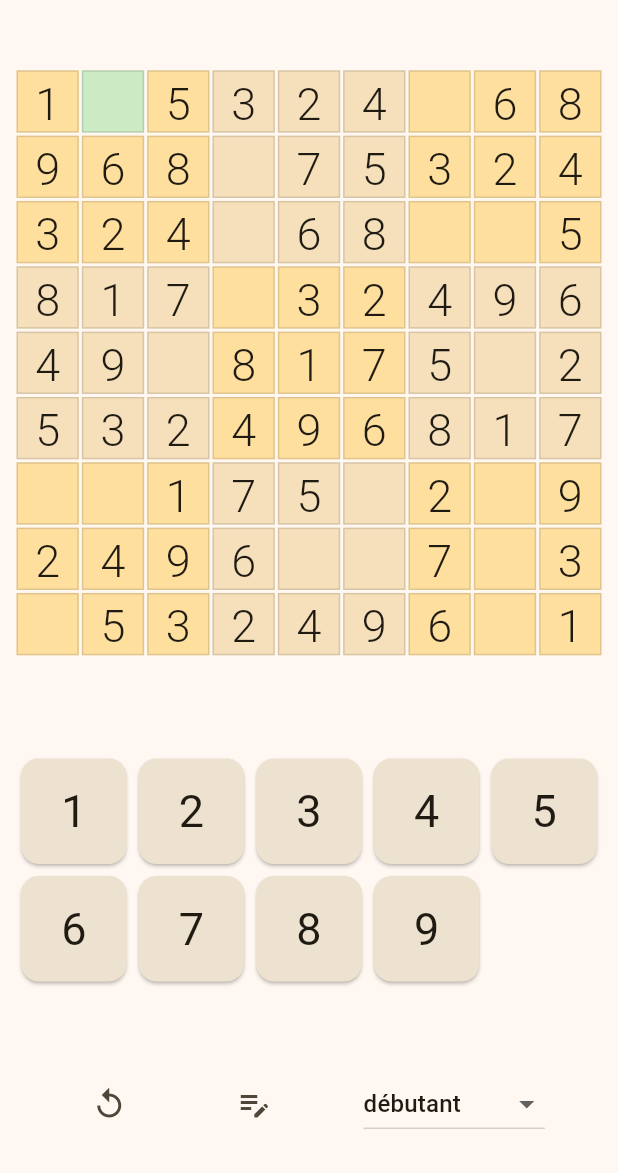
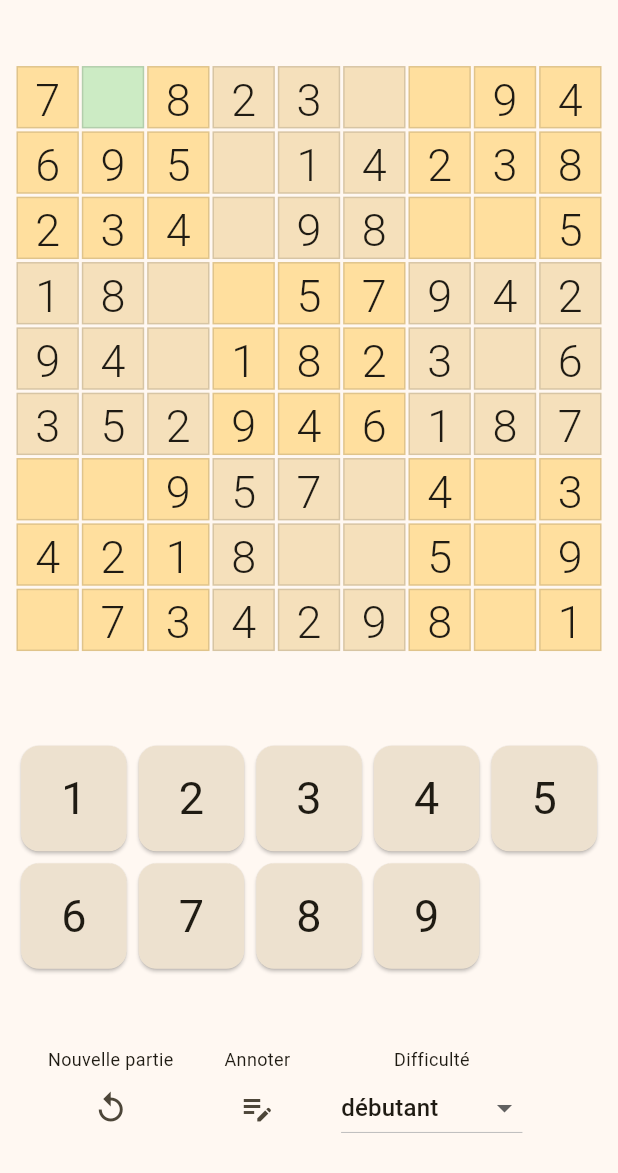
Before and after one commit to glf58/sudoku, a Flutter app: the screen it shows after launch, on a phone screen of 412 x 824 dp, the part 63-1236 px from its top. Run offline on Flutter 3.47's test engine with Material 2 defaults, Android fonts, the phone set to English and light mode, and no system bars.

```diff
--- a/lib/constant.dart
+++ b/lib/constant.dart
@@ -15,6 +15,7 @@ Color getCellOuterBgColor(BuildContext context) {
 }
 
 Color getCellInnerBgColor(BuildContext context) {
+  // return Colors.white;
   return Theme.of(context).colorScheme.primaryContainer;
 }
 
@@ -26,8 +27,9 @@ Color getInputNumberColor(BuildContext context) {
   return Theme.of(context).colorScheme.surfaceVariant;
 }
 
-TextStyle cellMultiInputTextSize = const TextStyle(fontSize: 10);
-
+TextStyle cellMultiInputTextSize =
+    const TextStyle(fontSize: 10, fontStyle: FontStyle.italic);
+TextStyle legendStyle = const TextStyle(fontSize: 12);
 TextStyle emptyCellTextStyle =
     const TextStyle(fontSize: 30, fontWeight: FontWeight.w600);
 TextStyle stickyCellTextStyle =
@@ -35,8 +37,8 @@ TextStyle stickyCellTextStyle =
 
 const Map<String, int> difficulty = {
   "débutant": 20,
-  "intermédiaire": 35,
-  "confirmé": 50,
-  "expert": 60,
-  "diabolique": 80,
+  "intermédiaire": 30,
+  "confirmé": 40,
+  "expert": 50,
+  "diabolique": 60,
 };
--- a/lib/main.dart
+++ b/lib/main.dart
@@ -84,6 +84,7 @@ class _MyHomePageState extends State<MyHomePage> {
                           selectedIdx = index;
                           currentCell.valuesToDisplay = [0];
                           currentCell.isCorrect = true;
+                          currentCell.isAnnotateMode = false;
                         })
                       : null;
                 },
@@ -92,10 +93,15 @@ class _MyHomePageState extends State<MyHomePage> {
                     alignment: Alignment.center,
                     margin: const EdgeInsets.all(1),
                     decoration: BoxDecoration(
-                        color: getColorCell(index, selectedIdx,
-                            !currentCell.isCorrect, context),
+                        color: getColorCell(
+                            index,
+                            selectedIdx,
+                            !currentCell.isCorrect,
+                            currentCell.isAnnotateMode,
+                            context),
                         border: Border.all(color: cellBorderColor)),
-                    child: (currentCell.valuesToDisplay.length == 1)
+                    // child: (currentCell.valuesToDisplay.length == 1)
+                    child: (!currentCell.isAnnotateMode)
                         ? Text(
                             (currentCell.valuesToDisplay.first == 0)
                                 ? ''
@@ -156,8 +162,11 @@ class _MyHomePageState extends State<MyHomePage> {
                     currentCell.valuesToDisplay.remove(0);
                     if ((!currentCell.valuesToDisplay.contains(index + 1))) {
                       currentCell.valuesToDisplay.add(index + 1);
+                    } else {
+                      currentCell.valuesToDisplay.remove(index + 1);
                     }
                     currentCell.checkIsCorrect();
+                    sudoku.check();
                   });
                 },
                 child: InputDigit(
@@ -170,6 +179,12 @@ class _MyHomePageState extends State<MyHomePage> {
           Row(
             mainAxisAlignment: MainAxisAlignment.spaceEvenly,
             children: [
+              Column(
+                children: [
+                  Text(
+                    'Nouvelle partie',
+                    style: legendStyle,
+                  ),
                   IconButton(
                     icon: const Icon(Icons.replay),
                     onPressed: () {
@@ -179,11 +194,32 @@ class _MyHomePageState extends State<MyHomePage> {
                       });
                     },
                   ),
+                ],
+              ),
+              Column(
+                children: [
+                  Text('Annoter', style: legendStyle),
                   IconButton(
                     icon: const Icon(Icons.edit_note),
-                onPressed: () {},
+                    onPressed: () {
+                      setState(() {
+                        sudoku.cells[selectedIdx].setAnnotateMode();
+                        sudoku.cells[selectedIdx].valuesToDisplay = [];
+                      });
+                    },
+                  ),
+                ],
+              ),
+              Column(
+                children: [
+                  Text(
+                    'Difficulté',
+                    style: legendStyle,
                   ),
                   DropdownButton(
+                    isExpanded: false,
+                    dropdownColor: getInputNumberColor(context),
+                    borderRadius: BorderRadius.circular(20),
                     value: selectedDifficulty,
                     items: difficulty.keys
                         .map(
@@ -202,16 +238,18 @@ class _MyHomePageState extends State<MyHomePage> {
                       });
                     },
                   ),
+                ],
+              ),
+              sudoku.check() ? const Text('Bravo') : Container(),
               // TextButton(
               //     onPressed: () {
               //       // print(sudoku.check());
               //       setState(() {
-              //         isValid = sudoku.check()
-              //             ? 'grille correcte'
-              //             : 'grille incorrecte';
+              //         isValid =
+              //             sudoku.check() ? 'correcte' : 'grille incorrecte';
               //       });
               //     },
-              //     child: Text('vérification: $isValid')),
+              //     child: Text('$isValid')),
             ],
           ),
         ]),
--- a/lib/modele/sudoku.dart
+++ b/lib/modele/sudoku.dart
@@ -7,6 +7,7 @@ class Cell {
   late int i, j;
   bool isEmpty = true;
   bool isCorrect = true;
+  bool isAnnotateMode = false;
   final int target;
   List<int> valuesToDisplay = [];
   Cell(
@@ -28,14 +29,29 @@ class Cell {
     getIJFromIndex();
   }
 
+  void setAnnotateMode() {
+    isAnnotateMode = true;
+  }
+
   void checkIsCorrect() {
     isCorrect = true;
     if (valuesToDisplay.length == 1) {
       isCorrect = (target == valuesToDisplay.first);
     }
-    print("is correct: $isCorrect");
+    // print("is correct: $isCorrect");
   }
 }
+
+// void affiche(List<int> matrix) {
+//   for (int i = 0; i < 9; i++) {
+//     String s = '';
+//     for (int j = 0; j < 9; j++) {
+//       int index = j + 9 * i;
+//       s += '${matrix[index]} ';
+//     }
+//     print(s);
+//   }
+// }
 
 class Sudoku {
   List<Cell> cells = [];
@@ -125,24 +141,30 @@ class Sudoku {
       1,
     ];
     List<int> shuffledMatrix = shuffleInitialMatrix(sudokuInitial);
+    List<int> rowsShuffledMatrix = shuffleRowsAndCols(shuffledMatrix);
     List<int> matrix =
-        createGrid(shuffledMatrix, difficulty[selectedDifficulty]!);
+        createGrid(rowsShuffledMatrix, difficulty[selectedDifficulty]!);
     for (int idx = 0; idx < 81; idx++) {
-      cells.add(Cell(
+      cells.add(
+        Cell(
           index: idx,
+          // isEmpty: (rowsShuffledMatrix[idx] == 0),
+          // target: rowsShuffledMatrix[idx],
+          // valuesToDisplay: [
+          //   rowsShuffledMatrix[idx],
+          // ],
           isEmpty: (matrix[idx] == 0),
-          target: shuffledMatrix[idx],
-          valuesToDisplay: [matrix[idx]]));
+          target: rowsShuffledMatrix[idx],
+          valuesToDisplay: [
+            matrix[idx],
+          ],
+        ),
+      );
     }
   }
   List<int> createGrid(List<int> matrixIn, int nbInputs) {
     List<int> aux = List.from(matrixIn);
-    var rand = Random();
-    List<int> indices = List.generate(
-      nbInputs,
-      (index) => 1 + rand.nextInt(80),
-    );
-    print(indices);
+    List<int> indices = generateDistinctRandomInt(nbInputs, 80);
     for (int i = 0; i < nbInputs; i++) {
       aux[indices[i]] = 0;
     }
@@ -154,15 +176,34 @@ class Sudoku {
     List<int> integers = List.generate(9, (index) => index + 1);
     integers.shuffle();
     Map<int, int> mapping = {for (int i = 1; i < 10; i++) i: integers[i - 1]};
-    // Map<int, int> mapping = {for (int i = 1; i < 10; i++) i: i};
-    // print(mapping);
     for (int i = 0; i < matrixIn.length; i++) {
       aux[i] = mapping[matrixIn[i]]!;
-      // for (int j = 1; j < 10; j++) {
-      // if (matrixIn[i] == j) {
-      //   aux[i] = mapping[j]!;
-      // }
-      // }
+    }
+    return aux;
+  }
+
+  List<int> shuffleRowsAndCols(List<int> matrixIn) {
+    List<int> aux = List.from(matrixIn);
+//swap rows
+    Map<int, int> permutRows = {0: 1, 3: 4, 6: 7};
+    int indexIn = 0, indexOut = 0;
+    for (int idxRow in permutRows.keys) {
+      for (int idx = 0; idx < 9; idx++) {
+        indexIn = idxRow * 9;
+        indexOut = permutRows[idxRow]! * 9;
+        aux[indexIn + idx] = matrixIn[indexOut + idx];
+        aux[indexOut + idx] = matrixIn[indexIn + idx];
+      }
+    }
+//swap Cols
+    Map<int, int> permutCols = {0: 2, 3: 5, 6: 8};
+    for (int idxCol in permutCols.keys) {
+      for (int idx = 0; idx < 9; idx++) {
+        indexIn = idxCol + 9 * idx;
+        indexOut = permutRows[idxCol]! + 9 * idx;
+        aux[indexIn] = matrixIn[indexOut];
+        aux[indexOut] = matrixIn[indexIn];
+      }
     }
     return aux;
   }
@@ -196,7 +237,8 @@ class Sudoku {
     List<int> sumInnerSquares = List<int>.filled(9, 0);
     int i, j, innerI, innerJ, innerIdx;
     for (int idx = 0; idx < 81; idx++) {
-      if ((cells[idx].valuesToDisplay.length > 1) ||
+      if ((cells[idx].isAnnotateMode) ||
+          (cells[idx].valuesToDisplay.length > 1) ||
           (cells[idx].valuesToDisplay.first == 0)) {
         return false;
       }
@@ -209,10 +251,10 @@ class Sudoku {
       sumCols[j] += cells[idx].valuesToDisplay.first;
       sumInnerSquares[innerIdx] += cells[idx].valuesToDisplay.first;
     }
-    print("A la Fin:");
-    print("somme des lignes: $sumRows");
-    print("somme des colonnes: $sumCols");
-    print("somme des carres: $sumInnerSquares");
+    // print("A la Fin:");
+    // print("somme des lignes: $sumRows");
+    // print("somme des colonnes: $sumCols");
+    // print("somme des carres: $sumInnerSquares");
     if ((sumRows.where((element) => element == 45).length == 9) &&
         (sumCols.where((element) => element == 45).length == 9) &&
         (sumInnerSquares.where((element) => element == 45).length == 9)) {
@@ -232,3 +274,18 @@ bool indexBelongsToColoredGrid(int idx) {
   bool aux = (innerIdx % 2 == 1);
   return aux;
 }
+
+List<int> generateDistinctRandomInt(int n, int nmax) {
+  List<int> aux = [];
+  var rand = Random();
+  bool cont = (aux.length != n);
+  while (cont) {
+    int nextRand = 1 + rand.nextInt(nmax);
+    if (!aux.contains(nextRand)) {
+      aux.add(nextRand);
+    }
+    cont = (aux.length != n);
+  }
+  // print(aux);
+  return aux;
+}
--- a/lib/widget.dart
+++ b/lib/widget.dart
@@ -10,7 +10,7 @@ class InputDigit extends StatelessWidget {
     required this.color,
   });
   final String digitAsString;
-  final color;
+  final Color color;
 
   @override
   Widget build(BuildContext context) {
@@ -30,8 +30,8 @@ class InputDigit extends StatelessWidget {
   }
 }
 
-Color getColorCell(
-    int index, int selectedIndex, bool isError, BuildContext context) {
+Color getColorCell(int index, int selectedIndex, bool isError, bool isMulti,
+    BuildContext context) {
   Color aux = Colors.white;
 
   if (index == selectedIndex) {
@@ -41,7 +41,7 @@ Color getColorCell(
         ? getCellOuterBgColor(context)
         : getCellInnerBgColor(context);
   }
-  if (isError) aux = cellErrorColor;
+  if ((!isMulti) && (isError)) aux = cellErrorColor;
 
   return aux;
 }
```
Lines whose indentation alone changed are shown as unchanged.
